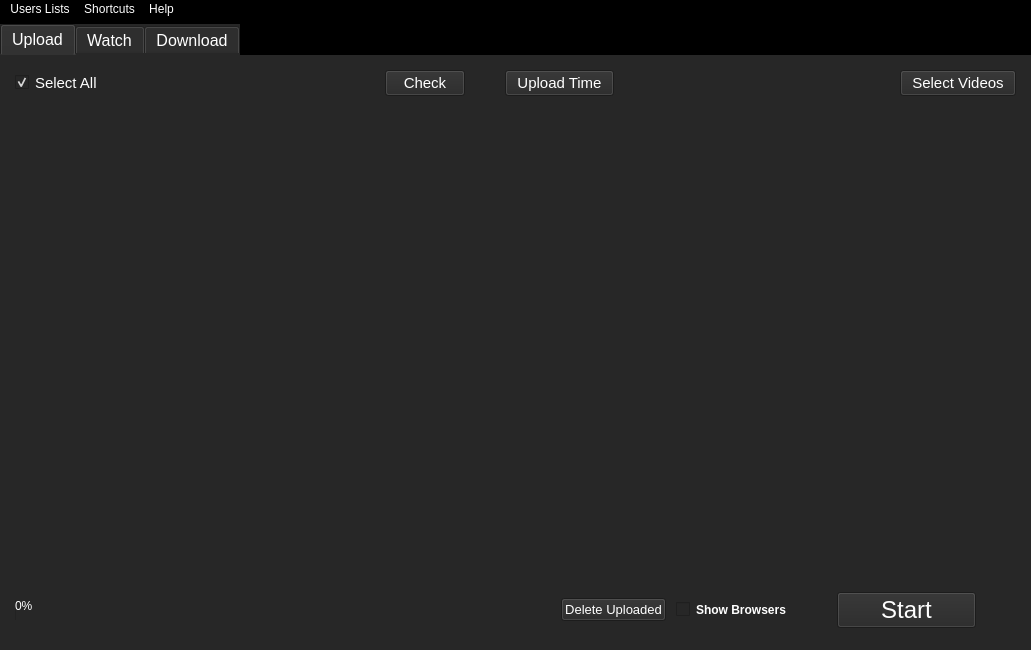
The window that outside/views_ui/Outside_MainWindow.ui (Outsider-corp/OutsideYT) describes before a commit, drawn with Qt 5.
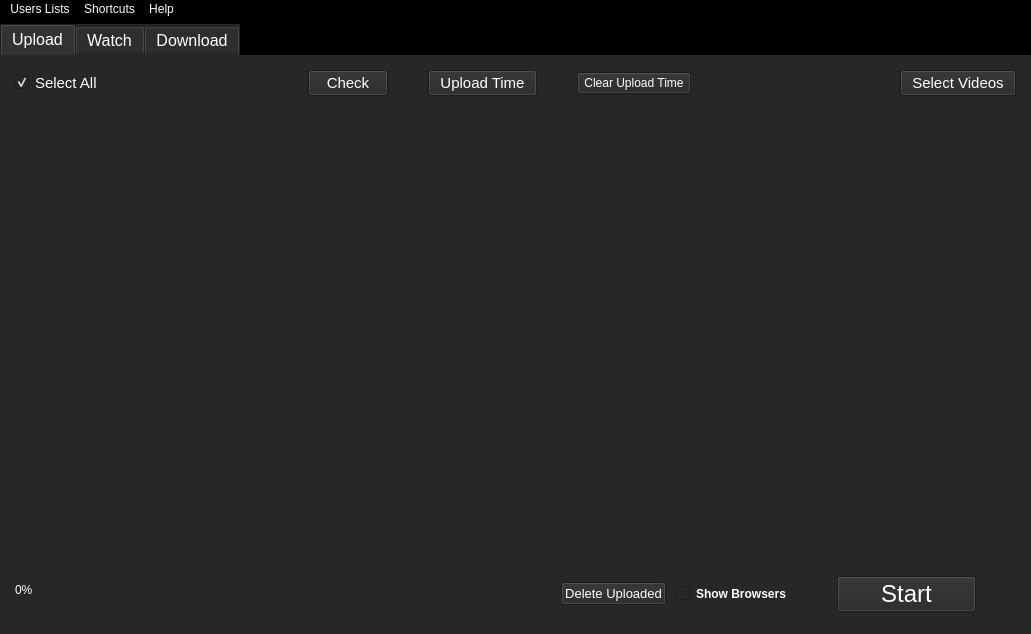
The same window after the commit.

Commit message: add Upload Time! (not full)

```diff
--- a/outside/views_ui/Outside_MainWindow.ui
+++ b/outside/views_ui/Outside_MainWindow.ui
@@ -8,7 +8,7 @@
     <x>0</x>
     <y>0</y>
     <width>1031</width>
-    <height>650</height>
+    <height>634</height>
    </rect>
   </property>
   <property name="sizePolicy">
@@ -239,6 +239,29 @@
             </property>
            </widget>
           </item>
+          <item>
+           <spacer name="horizontalSpacer_6">
+            <property name="orientation">
+             <enum>Qt::Horizontal</enum>
+            </property>
+            <property name="sizeType">
+             <enum>QSizePolicy::Fixed</enum>
+            </property>
+            <property name="sizeHint" stdset="0">
+             <size>
+              <width>40</width>
+              <height>10</height>
+             </size>
+            </property>
+           </spacer>
+          </item>
+          <item>
+           <widget class="QPushButton" name="Upload_ClearUTime_Button">
+            <property name="text">
+             <string> Clear Upload Time </string>
+            </property>
+           </widget>
+          </item>
           <item>
            <spacer name="horizontalSpacer_4">
             <property name="orientation">
```
Left out of the diff: 1 changed line with no effect on the pictures. The commit also changes 8 other files.
